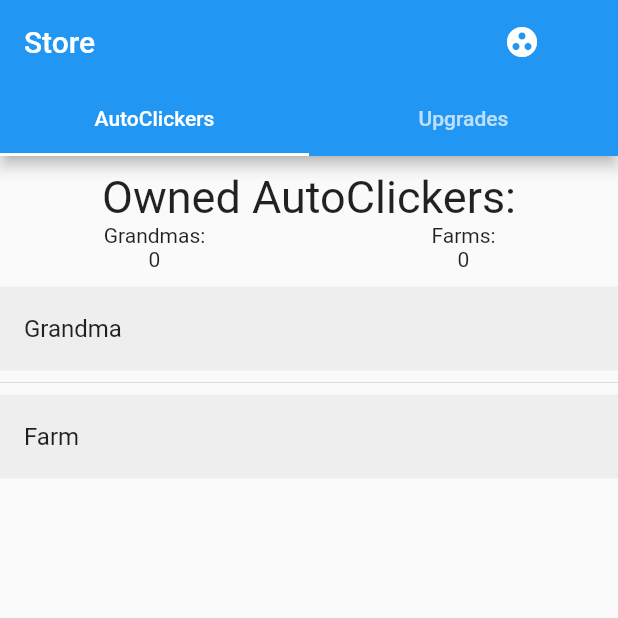
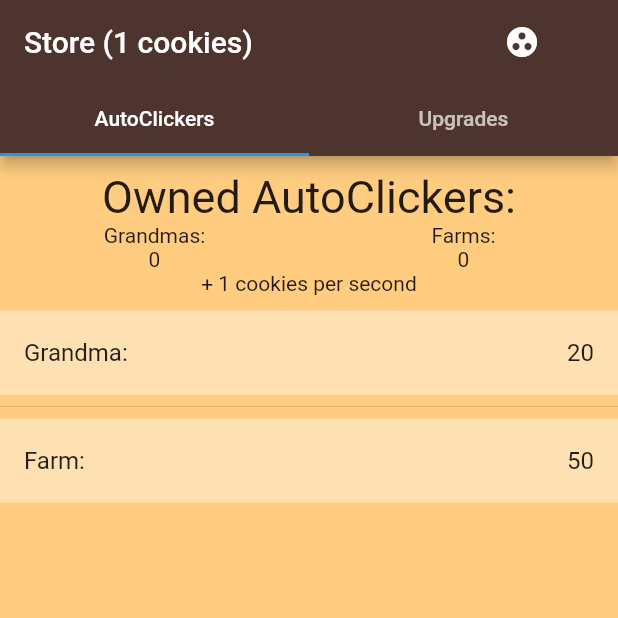
Before and after one commit to SamuelHaws/cookie-tapper, a Flutter app: the screen it shows after launch, after a tap on "Push me!", after a tap on the "shopping cart" icon, on a phone screen of 412 x 824 dp, the top half of it. Run offline on Flutter 3.47's test engine with Material 2 defaults, Android fonts, the phone set to English and light mode, and no system bars.

Commit message:
add autoclicker functionality with purchase

```diff
--- a/lib/src/app.dart
+++ b/lib/src/app.dart
@@ -8,10 +8,16 @@ class App extends StatelessWidget {
   Widget build(context) {
     return ChangeNotifierProvider(
       create: (context) => StateProvider(),
-      child: MaterialApp(initialRoute: '/', routes: {
-        '/': (context) => Home(),
-        '/store': (context) => Store(),
-      }),
+      child: MaterialApp(
+          theme: ThemeData(
+            primaryColor: Colors.brown[800],
+            scaffoldBackgroundColor: Colors.orange[200],
+          ),
+          initialRoute: '/',
+          routes: {
+            '/': (context) => Home(),
+            '/store': (context) => Store(),
+          }),
     );
   }
 }
--- a/lib/src/screens/home.dart
+++ b/lib/src/screens/home.dart
@@ -26,7 +26,7 @@ class Home extends StatelessWidget {
           children: <Widget>[
             Consumer<StateProvider>(
               builder: (context, provider, child) =>
-                  Text('${provider.cookieCount}'),
+                  Text('Cookies: ${provider.cookieCount}'),
             ),
             RaisedButton(
               child: Text('Push me!'),
--- a/lib/src/screens/store.dart
+++ b/lib/src/screens/store.dart
@@ -10,7 +10,10 @@ class Store extends StatelessWidget {
       length: 2,
       child: Scaffold(
         appBar: AppBar(
-          title: Text('Store'),
+          title: Consumer<StateProvider>(
+            builder: (context, provider, child) =>
+                Text('Store (${provider.cookieCount} cookies)'),
+          ),
           actions: <Widget>[
             // action button
             Padding(
@@ -96,19 +99,31 @@ class Store extends StatelessWidget {
               ),
             ],
           ),
+          Consumer<StateProvider>(
+            builder: (context, provider, child) =>
+                Text('+ ${provider.cookieCount} cookies per second'),
+          ),
         ],
       ),
     );
   }
 
   Widget buildAutoClickerTile(String type, BuildContext context) {
+    var provider = Provider.of<StateProvider>(context, listen: false);
+
     return Ink(
-      color: Colors.grey[200],
+      color: Colors.orange[100],
       child: ListTile(
-        title: Text(type),
+        title: Flex(
+          direction: Axis.horizontal,
+          mainAxisAlignment: MainAxisAlignment.spaceBetween,
+          children: <Widget>[
+            Text(type + ': '),
+            Text(provider.availableAutoClickers[type].cost.toString()),
+          ],
+        ),
         onTap: () {
           print('auto clicker buy tile tapped with type: ' + type);
-          var provider = Provider.of<StateProvider>(context, listen: false);
           provider.purchaseAutoClicker(type);
         },
       ),
--- a/lib/src/state_provider.dart
+++ b/lib/src/state_provider.dart
@@ -6,22 +6,19 @@ class StateProvider with ChangeNotifier {
   Timer timer;
 
   int cookieCount = 0;
-  int autoClicksPerSec = 1;
+  int autoClicksPerSec = 0;
   int cookiesPerManualClick = 1;
-  List<AutoClicker> autoClickers;
-  List<AutoClicker> availableAutoClickers = [];
+  final Map<String, AutoClicker> availableAutoClickers = {
+    'Grandma': AutoClicker('Grandma', 5, 20),
+    'Farm': AutoClicker('Farm', 8, 50),
+  };
   final Map<String, int> clickersOwned = {
     'Grandma': 0,
     'Farm': 0,
   };
-  final Map<String, int> clickerCosts = {
-    'Grandma': 20,
-    'Farm': 50,
-  };
 
   StateProvider() {
     timer = Timer.periodic(Duration(seconds: 1), (Timer t) => autoClick());
-    autoClickers = [];
   }
 
   void autoClick() {
@@ -35,7 +32,10 @@ class StateProvider with ChangeNotifier {
   }
 
   void purchaseAutoClicker(String autoClickerType) {
+    if (cookieCount < availableAutoClickers[autoClickerType].cost) return;
     clickersOwned[autoClickerType] += 1;
+    autoClicksPerSec += availableAutoClickers[autoClickerType].clickRate;
+    cookieCount -= availableAutoClickers[autoClickerType].cost;
     notifyListeners();
   }
 
```
